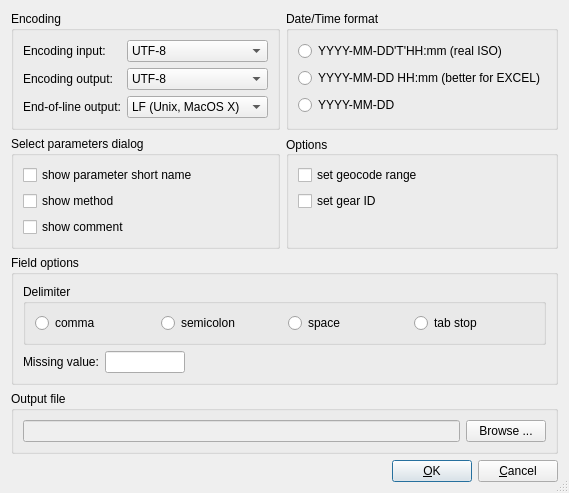
Old version of the form trunk/Forms/unformatedTextOptionsDialog/unformatedtextoptionsdialog.ui in the repository pangaea-data-publisher/Pan2Applic.
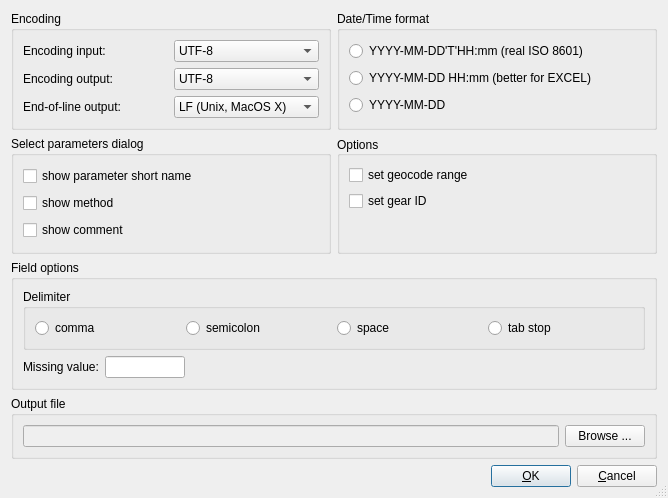
New version of the form.

Patch:
```diff
--- a/trunk/Forms/unformatedTextOptionsDialog/unformatedtextoptionsdialog.ui
+++ b/trunk/Forms/unformatedTextOptionsDialog/unformatedtextoptionsdialog.ui
@@ -6,8 +6,8 @@
    <rect>
     <x>0</x>
     <y>0</y>
-    <width>498</width>
-    <height>456</height>
+    <width>668</width>
+    <height>498</height>
    </rect>
   </property>
   <property name="windowTitle">
@@ -116,7 +116,7 @@
       <item row="0" column="0">
        <widget class="QRadioButton" name="realISO_radioButton">
         <property name="text">
-         <string>YYYY-MM-DD'T'HH:mm (real ISO)</string>
+         <string>YYYY-MM-DD'T'HH:mm (real ISO 8601)</string>
         </property>
        </widget>
       </item>
```
